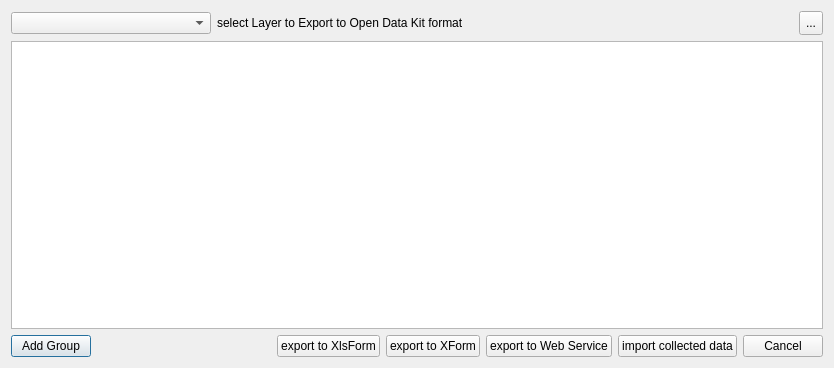
Before: the Qt Designer form QgisODK_mod_dialog_base.ui in enricofer/QgisODK, drawn with Qt 5.
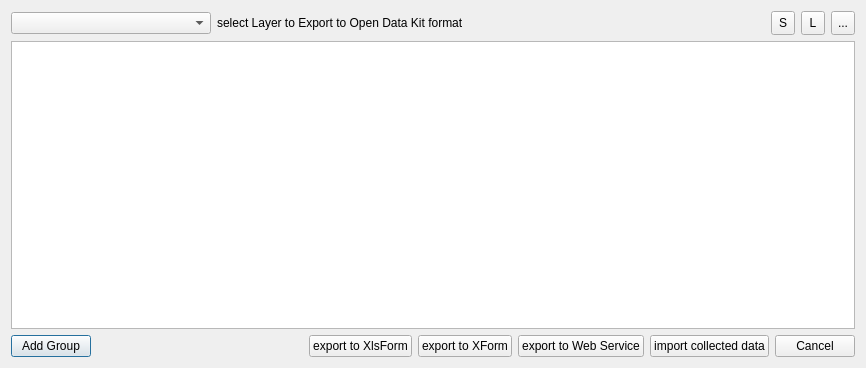
After: the same form once the commit is applied. Icons and pictures are not drawn.

```diff
--- a/QgisODK_mod_dialog_base.ui
+++ b/QgisODK_mod_dialog_base.ui
@@ -6,7 +6,7 @@
    <rect>
     <x>0</x>
     <y>0</y>
-    <width>834</width>
+    <width>866</width>
     <height>368</height>
    </rect>
   </property>
@@ -46,6 +46,46 @@
        </property>
       </spacer>
      </item>
+     <item>
+      <widget class="QToolButton" name="ODKsaveButton">
+       <property name="minimumSize">
+        <size>
+         <width>24</width>
+         <height>24</height>
+        </size>
+       </property>
+       <property name="toolTip">
+        <string>save Open Data Kit project</string>
+       </property>
+       <property name="text">
+        <string>S</string>
+       </property>
+       <property name="icon">
+        <iconset>
+         <normaloff>save.png</normaloff>save.png</iconset>
+       </property>
+      </widget>
+     </item>
+     <item>
+      <widget class="QToolButton" name="ODKloadButton">
+       <property name="minimumSize">
+        <size>
+         <width>24</width>
+         <height>24</height>
+        </size>
+       </property>
+       <property name="toolTip">
+        <string>load Open Data Kit Project</string>
+       </property>
+       <property name="text">
+        <string>L</string>
+       </property>
+       <property name="icon">
+        <iconset>
+         <normaloff>open.png</normaloff>open.png</iconset>
+       </property>
+      </widget>
+     </item>
      <item>
       <widget class="QToolButton" name="settingsToolButton">
        <property name="minimumSize">
```
Left out of the diff: 3 changed lines with no effect on the pictures.
